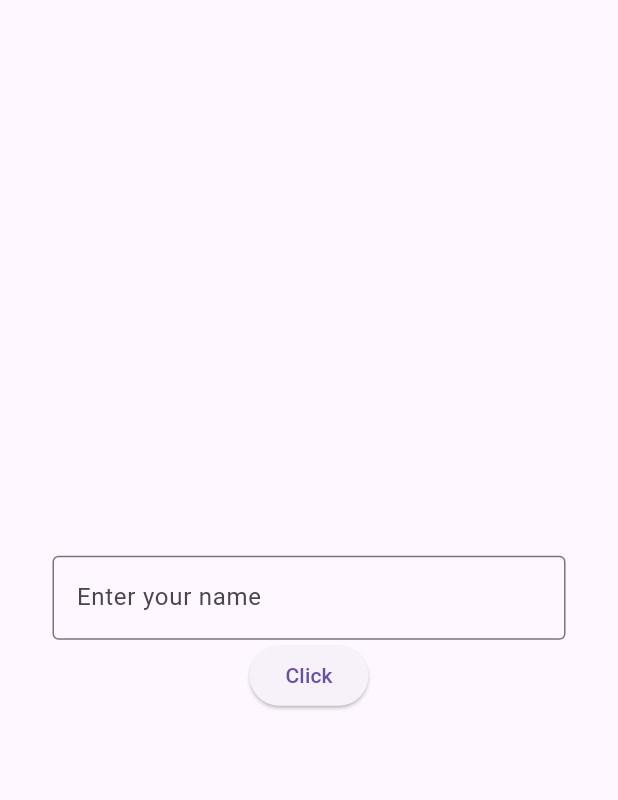
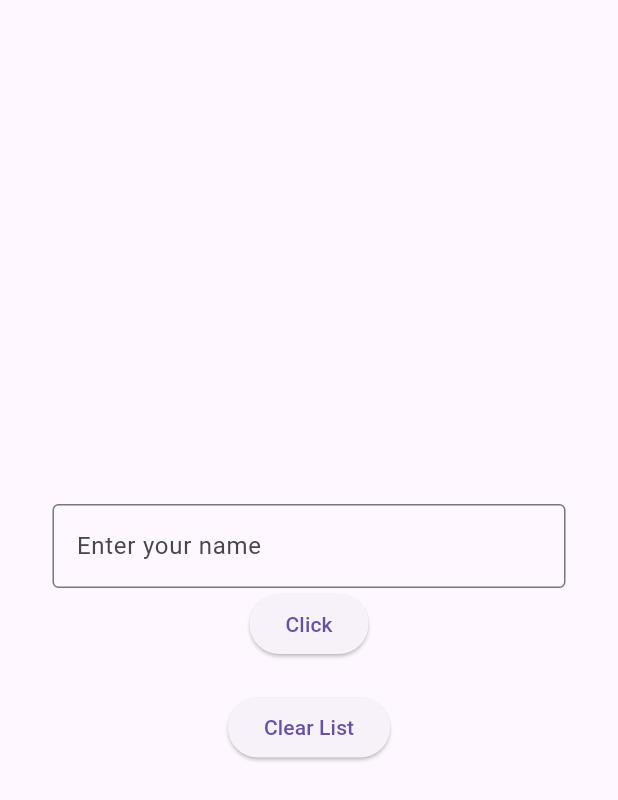
Before and after one commit to Ghani9/Flutter-Repo, a Flutter app: the screen it shows after launch, after a tap on "Click", on a phone screen of 412 x 824 dp. Shown: the top 800 px of the screen. Run offline on Flutter 3.47's test engine with Material 3 defaults, Android fonts, the phone set to English and light mode, and no system bars; missing offline and left inert: dart:js.

Commit message:
working on todo list

```diff
--- a/first_flutter_app/lib/pages/inputPage.dart
+++ b/first_flutter_app/lib/pages/inputPage.dart
@@ -9,11 +9,25 @@ class InputPage extends StatefulWidget {
 
 class _MyWidgetState extends State<InputPage> {
   TextEditingController inputController = TextEditingController();
-  String inputData = "";
+  var inputsData = [];
+  var msg = '';
   void ShowInput() {
     setState(() {
-      inputData = inputController.text;
+      inputsData.add(inputController.text);
       inputController.text = "";
+    });
+    msg = '';
+    print('Btn is Clicked');
+  }
+
+  void DeleteItem() {
+    print(inputsData.length);
+    setState(() {
+      if (inputsData.length > 0) {
+        for (var input in inputsData) inputsData.remove(input);
+      } else {
+        msg = 'No item exist!';
+      }
     });
 
     print('Btn is Clicked');
@@ -28,14 +42,21 @@ class _MyWidgetState extends State<InputPage> {
               child: Column(
                 mainAxisAlignment: MainAxisAlignment.center,
                 children: [
-                  Text(inputData),
+                  Text(msg),
                   TextField(
                     controller: inputController,
                     decoration: InputDecoration(
                         border: OutlineInputBorder(),
                         hintText: 'Enter your name'),
                   ),
-                  ElevatedButton(onPressed: ShowInput, child: Text('Click'))
+                  ElevatedButton(onPressed: ShowInput, child: Text('Click')),
+                  Column(
+                    children: [
+                      for (var inputName in inputsData) Text(inputName),
+                      ElevatedButton(
+                          onPressed: DeleteItem, child: Text('Clear List'))
+                    ],
+                  )
                 ],
               ))),
     );
```
Also changed, not shown: first_flutter_app/lib/pages/CounterPage.dart (added).
